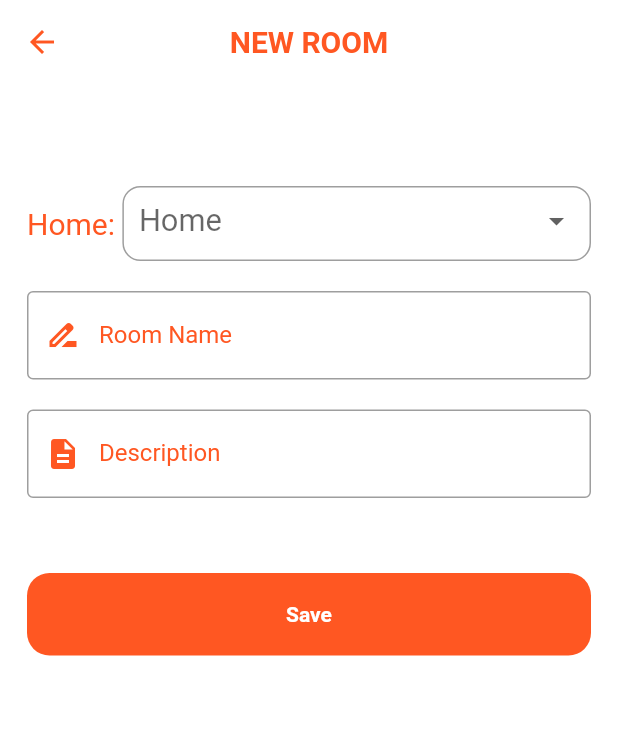
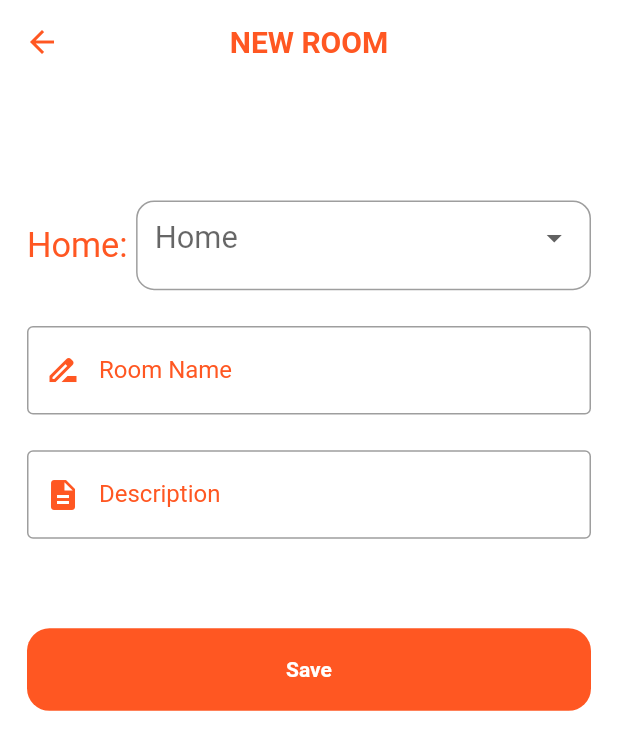
Before and after one commit to ahmedabdelsalam22/apply_localization_and_theme, a Flutter app: the BottomSheetAddRoomScreen screen opened by its route, on a phone screen of 412 x 824 dp. Shown: the top 750 px of the screen. Run offline on Flutter 3.47's test engine with Material 2 defaults, Android fonts, the phone set to English and light mode, and no system bars; our stand-ins replace conditional_builder_null_safety, flutter_bloc, flutter_iconly, flutter_local_notifications, flutter_screenutil, fluttertoast and 2 more; accounts and stored records are empty.

Commit message:
apply flutter screen utils to bottom sheet

```diff
--- a/lib/presentaion layer/screens/bottom_sheet_inner_screen/bottom_sheet_room_screen.dart
+++ b/lib/presentaion layer/screens/bottom_sheet_inner_screen/bottom_sheet_room_screen.dart
@@ -1,4 +1,5 @@
 import 'package:flutter/material.dart';
+import 'package:flutter_screenutil/flutter_screenutil.dart';
 import 'package:sinric_app/presentaion%20layer/widgets/text_widget.dart';
 
 import '../../../notification_services/localization/applocal.dart';
@@ -33,13 +34,13 @@ class BottomSheetAddRoomScreen extends StatelessWidget {
             key: formKey,
             child: Column(
               children: [
-                const SizedBox(height: 50),
+                SizedBox(height: 50.h),
                 Row(
                   children: [
                     TextWidget(
                       text: getLang(context, "home") + ': ',
                       color: ColorManager.primary,
-                      textSize: 20,
+                      textSize: 20.sp,
                     ),
                     Expanded(
                       child: DropDownMenuComponent(
@@ -52,7 +53,7 @@ class BottomSheetAddRoomScreen extends StatelessWidget {
                     ),
                   ],
                 ),
-                const SizedBox(height: 20),
+                SizedBox(height: 20.h),
                 buildTextFormField(
                   controller: roomNameController,
                   inputType: TextInputType.text,
@@ -66,7 +67,7 @@ class BottomSheetAddRoomScreen extends StatelessWidget {
                   prefixIcon: Icons.drive_file_rename_outline,
                   obscureText: false,
                 ),
-                const SizedBox(height: 20),
+                SizedBox(height: 20.h),
                 buildTextFormField(
                   controller: descriptionController,
                   inputType: TextInputType.text,
@@ -80,7 +81,7 @@ class BottomSheetAddRoomScreen extends StatelessWidget {
                   prefixIcon: Icons.description,
                   obscureText: false,
                 ),
-                const SizedBox(height: 50),
+                SizedBox(height: 50.h),
                 defaultButton(
                   onPressed: () {
                     if (formKey.currentState!.validate()) {
--- a/lib/presentaion layer/screens/bottom_sheet_inner_screen/drop_down_menu_widget.dart
+++ b/lib/presentaion layer/screens/bottom_sheet_inner_screen/drop_down_menu_widget.dart
@@ -1,4 +1,5 @@
 import 'package:flutter/material.dart';
+import 'package:flutter_screenutil/flutter_screenutil.dart';
 
 class DropDownMenuComponent extends StatelessWidget {
   final void Function(String? value) onChanged;
@@ -15,15 +16,15 @@ class DropDownMenuComponent extends StatelessWidget {
   @override
   Widget build(BuildContext context) {
     return Container(
-      height: 50,
-      padding: const EdgeInsets.symmetric(horizontal: 10),
+      height: 50.h,
+      padding: EdgeInsets.symmetric(horizontal: 10.w),
       decoration: BoxDecoration(
         shape: BoxShape.rectangle,
         border: Border.all(color: Colors.grey, width: 1.0),
         borderRadius: BorderRadius.circular(12),
       ),
       child: Padding(
-        padding: const EdgeInsets.only(top: 10),
+        padding: EdgeInsets.only(top: 10.h),
         child: DropdownButtonFormField<String>(
           decoration: const InputDecoration.collapsed(hintText: ''),
           value: null,
@@ -40,7 +41,7 @@ class DropDownMenuComponent extends StatelessWidget {
               value: value,
               child: Text(
                 value,
-                style: const TextStyle(fontSize: 20),
+                style: TextStyle(fontSize: 20.sp),
               ),
             );
           }).toList(),
```
Also changed, not shown: lib/presentaion layer/screens/bottom_sheet_inner_screen/bottom_sheet_scene_screen.dart (+5 -4 lines).
